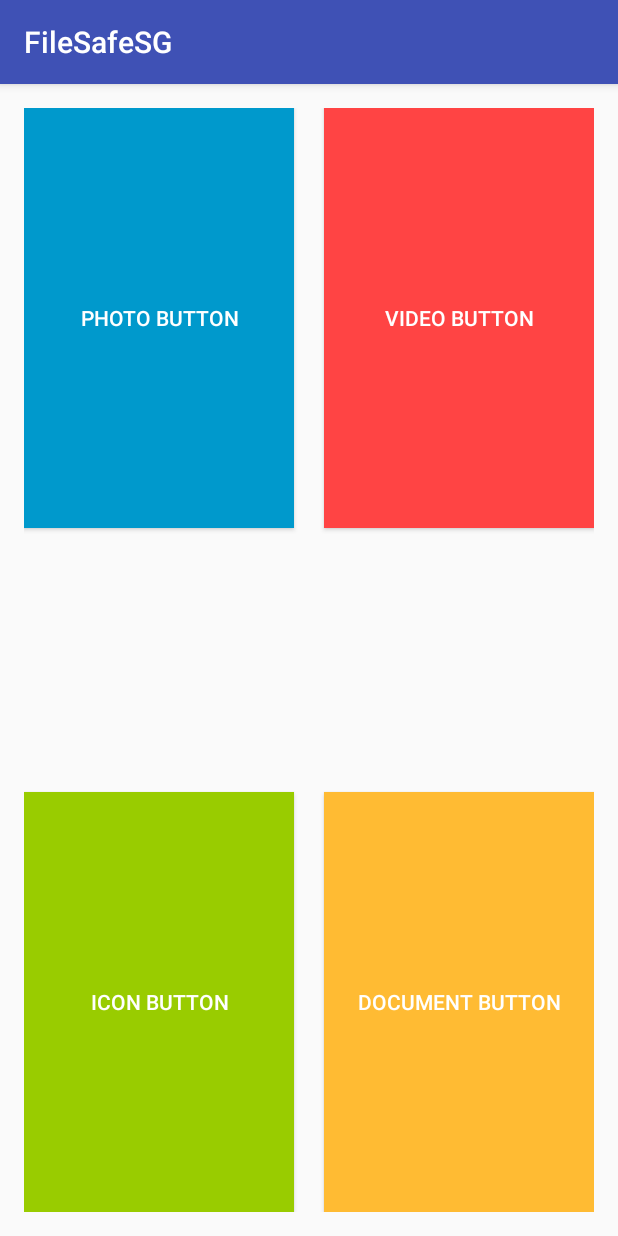
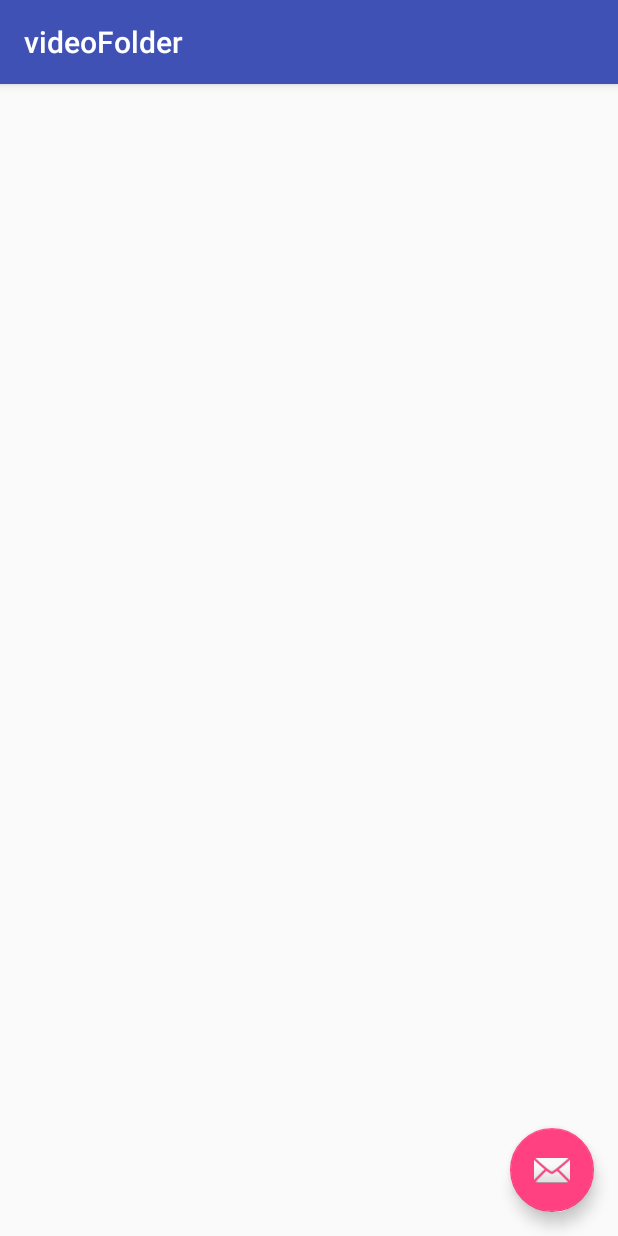
Before and after one commit to mrbread2000/FileSafeSG, an Android app: the Homepage screen opened directly, with no data from a screen before it, after a tap on "VIDEO BUTTON", on a phone screen of 412 x 824 dp. Run offline under Robolectric (Android 15) with nearby library versions, the phone set to English and light mode, and no system bars; network calls fail; 1 statement that could not run was skipped.

Commit message:
gui for homepage

```diff
--- a/app/src/main/java/fssg/filesafesg/Homepage.java
+++ b/app/src/main/java/fssg/filesafesg/Homepage.java
@@ -12,15 +12,32 @@ public class Homepage extends AppCompatActivity {
     protected void onCreate(Bundle savedInstanceState) {
         super.onCreate(savedInstanceState);
         setContentView(R.layout.activity_homepage);
-      // Toolbar toolbar = (Toolbar) findViewById(R.id.toolbar);
-        //setSupportActionBar(toolbar);
+      Toolbar toolbar = (Toolbar) findViewById(R.id.toolbar);
+        setSupportActionBar(toolbar);
 
 
     }
-   /*
-    public void goToPhoto (View view){
-        Intent intent = new Intent(this, goToPhoto.class);
+
+    public void photoFolder (View view){
+        Intent intent = new Intent(this, photoFolder.class);
         startActivity(intent);
     }
-    */
+
+    public void videoFolder (View view){
+        Intent intent = new Intent(this, videoFolder.class);
+        startActivity(intent);
+    }
+
+    public void docFolder (View view){
+        Intent intent = new Intent(this, docFolder.class);
+        startActivity(intent);
+    }
+
+    public void iconFolder (View view){
+        Intent intent = new Intent(this, iconFolder.class);
+        startActivity(intent);
+    }
+
+
+
 }
--- a/app/src/main/java/fssg/filesafesg/goToPhoto.java
+++ b/app/src/main/java/fssg/filesafesg/docFolder.java
@@ -7,12 +7,12 @@ import android.support.v7.app.AppCompatActivity;
 import android.support.v7.widget.Toolbar;
 import android.view.View;
 
-public class goToPhoto extends AppCompatActivity {
+public class docFolder extends AppCompatActivity {
 
     @Override
     protected void onCreate(Bundle savedInstanceState) {
         super.onCreate(savedInstanceState);
-        setContentView(R.layout.activity_go_to_photo);
+        setContentView(R.layout.activity_doc_folder);
         Toolbar toolbar = (Toolbar) findViewById(R.id.toolbar);
         setSupportActionBar(toolbar);
 
--- /dev/null
+++ b/app/src/main/java/fssg/filesafesg/videoFolder.java
@@ -0,0 +1,29 @@
+package fssg.filesafesg;
+
+import android.os.Bundle;
+import android.support.design.widget.FloatingActionButton;
+import android.support.design.widget.Snackbar;
+import android.support.v7.app.AppCompatActivity;
+import android.support.v7.widget.Toolbar;
+import android.view.View;
+
+public class videoFolder extends AppCompatActivity {
+
+    @Override
+    protected void onCreate(Bundle savedInstanceState) {
+        super.onCreate(savedInstanceState);
+        setContentView(R.layout.activity_video_folder);
+        Toolbar toolbar = (Toolbar) findViewById(R.id.toolbar);
+        setSupportActionBar(toolbar);
+
+        FloatingActionButton fab = (FloatingActionButton) findViewById(R.id.fab);
+        fab.setOnClickListener(new View.OnClickListener() {
+            @Override
+            public void onClick(View view) {
+                Snackbar.make(view, "Replace with your own action", Snackbar.LENGTH_LONG)
+                        .setAction("Action", null).show();
+            }
+        });
+    }
+
+}
--- a/app/src/main/res/layout/activity_homepage.xml
+++ b/app/src/main/res/layout/activity_homepage.xml
@@ -23,7 +23,7 @@
             android:layout_gravity="start|left|top"
             android:background="@android:color/holo_blue_dark"
             android:textColor="@android:color/white"
-            android:onClick="goToPhoto"
+            android:onClick="photoFolder"
             />
 
         <Button
@@ -34,7 +34,7 @@
             android:layout_gravity="end|right|top"
             android:background="@android:color/holo_red_light"
             android:textColor="@android:color/white"
-            android:onClick="goToDoc"
+            android:onClick="videoFolder"
             />
 
         <Button
@@ -45,7 +45,7 @@
             android:layout_gravity="start|left|bottom"
             android:background="@android:color/holo_green_light"
             android:textColor="@android:color/white"
-            android:onClick="goToIcon"
+            android:onClick="iconFolder"
             />
 
         <Button
@@ -56,7 +56,7 @@
             android:layout_gravity="end|right|bottom"
             android:background="@android:color/holo_orange_light"
             android:textColor="@android:color/white"
-            android:onClick="goToDoc"
+            android:onClick="docFolder"
             />
     </FrameLayout>
 </RelativeLayout>
--- /dev/null
+++ b/app/src/main/res/layout/activity_video_folder.xml
@@ -0,0 +1,34 @@
+<?xml version="1.0" encoding="utf-8"?>
+<android.support.design.widget.CoordinatorLayout xmlns:android="http://schemas.android.com/apk/res/android"
+    xmlns:app="http://schemas.android.com/apk/res-auto"
+    xmlns:tools="http://schemas.android.com/tools"
+    android:layout_width="match_parent"
+    android:layout_height="match_parent"
+    android:fitsSystemWindows="true"
+    tools:context="fssg.filesafesg.videoFolder">
+
+    <android.support.design.widget.AppBarLayout
+        android:layout_width="match_parent"
+        android:layout_height="wrap_content"
+        android:theme="@style/AppTheme.AppBarOverlay">
+
+        <android.support.v7.widget.Toolbar
+            android:id="@+id/toolbar"
+            android:layout_width="match_parent"
+            android:layout_height="?attr/actionBarSize"
+            android:background="?attr/colorPrimary"
+            app:popupTheme="@style/AppTheme.PopupOverlay" />
+
+    </android.support.design.widget.AppBarLayout>
+
+    <include layout="@layout/content_video_folder" />
+
+    <android.support.design.widget.FloatingActionButton
+        android:id="@+id/fab"
+        android:layout_width="wrap_content"
+        android:layout_height="wrap_content"
+        android:layout_gravity="bottom|end"
+        android:layout_margin="@dimen/fab_margin"
+        android:src="@android:drawable/ic_dialog_email" />
+
+</android.support.design.widget.CoordinatorLayout>
--- a/app/src/main/res/layout/content_go_to_photo.xml
+++ b/app/src/main/res/layout/content_photo_folder.xml
@@ -9,7 +9,7 @@
     android:paddingRight="@dimen/activity_horizontal_margin"
     android:paddingTop="@dimen/activity_vertical_margin"
     app:layout_behavior="@string/appbar_scrolling_view_behavior"
-    tools:context="fssg.filesafesg.goToPhoto"
-    tools:showIn="@layout/activity_go_to_photo">
+    tools:context="fssg.filesafesg.photoFolder"
+    tools:showIn="@layout/activity_photo_folder">
 
 </RelativeLayout>
--- /dev/null
+++ b/app/src/main/res/layout/content_video_folder.xml
@@ -0,0 +1,15 @@
+<?xml version="1.0" encoding="utf-8"?>
+<RelativeLayout xmlns:android="http://schemas.android.com/apk/res/android"
+    xmlns:app="http://schemas.android.com/apk/res-auto"
+    xmlns:tools="http://schemas.android.com/tools"
+    android:layout_width="match_parent"
+    android:layout_height="match_parent"
+    android:paddingBottom="@dimen/activity_vertical_margin"
+    android:paddingLeft="@dimen/activity_horizontal_margin"
+    android:paddingRight="@dimen/activity_horizontal_margin"
+    android:paddingTop="@dimen/activity_vertical_margin"
+    app:layout_behavior="@string/appbar_scrolling_view_behavior"
+    tools:context="fssg.filesafesg.videoFolder"
+    tools:showIn="@layout/activity_video_folder">
+
+</RelativeLayout>
--- a/app/src/main/res/values/strings.xml
+++ b/app/src/main/res/values/strings.xml
@@ -20,6 +20,10 @@
     <string name="Video">video button</string>
     <string name="Change_Icon">icon button</string>
     <string name="Document">document button</string>
+    <string name="title_activity_photo_folder">photoFolder</string>
+    <string name="title_activity_video_folder">videoFolder</string>
+    <string name="title_activity_icon_folder">iconFolder</string>
+    <string name="title_activity_doc_folder">docFolder</string>
 
 
 </resources>
```
Also changed, not shown: app/src/main/AndroidManifest.xml (+14 -2 lines), app/src/main/java/fssg/filesafesg/iconFolder.java (added, +29 -0 lines), app/src/main/java/fssg/filesafesg/photoFolder.java (added, +29 -0 lines), app/src/main/res/layout/activity_doc_folder.xml (added, +34 -0 lines), app/src/main/res/layout/activity_icon_folder.xml (added, +34 -0 lines), app/src/main/res/layout/activity_photo_folder.xml (added, +34 -0 lines), app/src/main/res/layout/content_doc_folder.xml (added, +15 -0 lines), app/src/main/res/layout/content_icon_folder.xml (added, +15 -0 lines).
